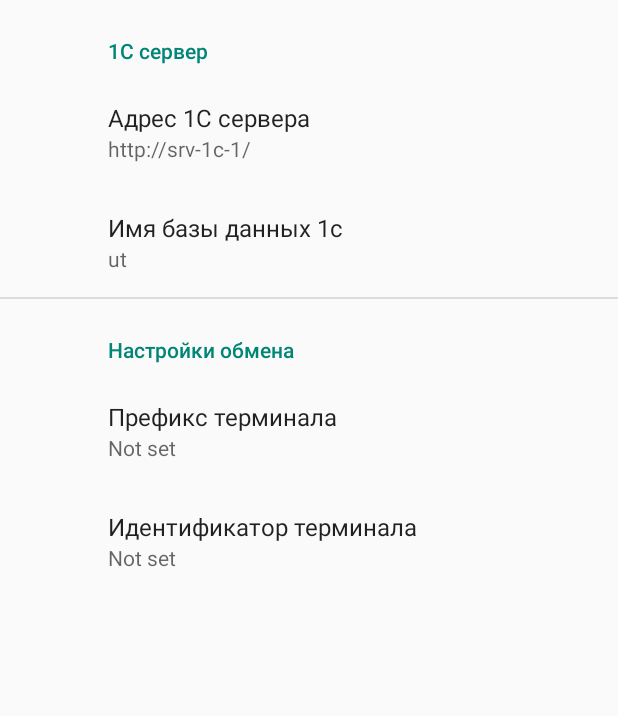
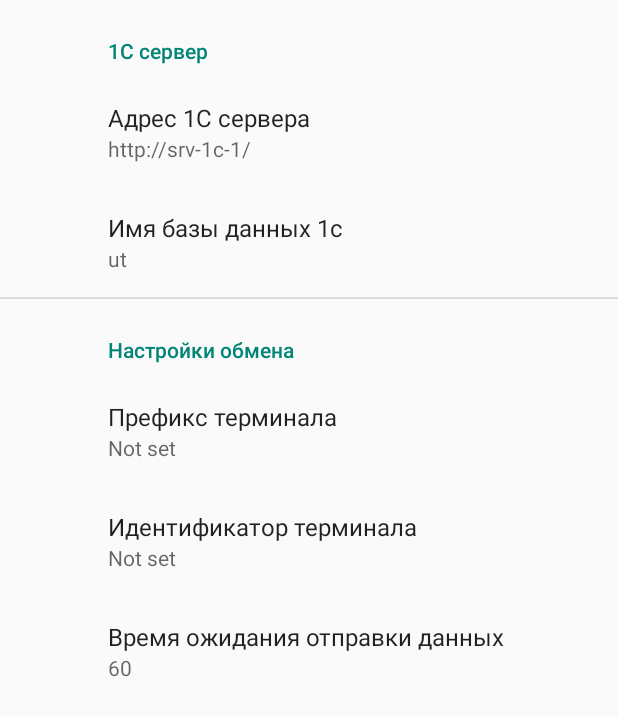
Before and after one commit to Kernel001/Servitor, an Android app: the screen it shows after launch (SettingsActivity), in the options menu, after a tap on "Настроки", on a phone screen of 412 x 824 dp. Shown: the top 716 px of the screen. Run offline under Robolectric (Android 15) with nearby library versions, the phone set to English and light mode, and no system bars; our stand-ins replace RxJava, androidx.preference; 7 statements that could not run were skipped.

Commit message:
Увеличен таймаут для соединения, записи и чтения обьектов с сервера. Таймаут добавлен в настройки.

```diff
--- a/app/build.gradle
+++ b/app/build.gradle
@@ -11,7 +11,7 @@ android {
         minSdkVersion 21
         targetSdkVersion 26
         versionCode 1
-        versionName "1.0"
+        versionName "v1.0"
         testInstrumentationRunner "androidx.test.runner.AndroidJUnitRunner"
     }
     buildTypes {
--- a/app/src/main/java/com/ab/servitor/MainActivity.kt
+++ b/app/src/main/java/com/ab/servitor/MainActivity.kt
@@ -52,6 +52,8 @@ class MainActivity : AppCompatActivity(), OnFragmentInteractionListener {
         val binding = DataBindingUtil.setContentView<ActivityMainBinding>(this, R.layout.activity_main)
         binding.global = global
         setSupportActionBar(findViewById(R.id.my_toolbar))
+
+        binding.myToolbar.title="Servitor. ${applicationContext.packageManager.getPackageInfo(packageName, 0).versionName}"
     }
 
     override fun onCreateOptionsMenu(menu: Menu?): Boolean {
--- a/app/src/main/java/com/ab/servitor/dao/UtAPI.kt
+++ b/app/src/main/java/com/ab/servitor/dao/UtAPI.kt
@@ -13,6 +13,7 @@ import retrofit2.http.GET
 import retrofit2.http.POST
 import retrofit2.http.Path
 import java.nio.charset.Charset
+import java.util.concurrent.TimeUnit
 
 interface UtAPI {
     @GET("{db}/hs/ServitorBeta/v1/getScanCodes")
@@ -25,9 +26,12 @@ interface UtAPI {
     fun postScanResult(@Path("db") db: String?, @Body mess: ScanResult): Observable<ResponseBody>
 
     companion object Factory {
-        fun create(srvAddr: String?): UtAPI {
+        fun create(srvAddr: String?, timeout: Long): UtAPI {
             val okClient = OkHttpClient.Builder()
                 .addInterceptor(BasicAuthInterceptor("КопыловАС", "Zx!33abz"))
+                .connectTimeout(timeout, TimeUnit.SECONDS)
+                .readTimeout(30, TimeUnit.SECONDS)
+                .writeTimeout(15, TimeUnit.SECONDS)
                 .build()
 
             val retrofit = Retrofit.Builder()
--- a/app/src/main/java/com/ab/servitor/dao/Web1C.kt
+++ b/app/src/main/java/com/ab/servitor/dao/Web1C.kt
@@ -18,12 +18,14 @@ object Web1C {
     private var api: UtAPI? = null
     private var srvAddr = ""
     private var dbName = ""
+    private var timeout = 0L
 
     fun init(context: Context) {
         srvAddr = PreferenceManager.getDefaultSharedPreferences(context).getString("c1_addr", "ut")?:""
         dbName = PreferenceManager.getDefaultSharedPreferences(context).getString("c1_db", "ut")?:""
+        timeout = PreferenceManager.getDefaultSharedPreferences(context).getLong("timeout", 60L)
 
-        api = UtAPI.create(srvAddr)
+        api = UtAPI.create(srvAddr, timeout)
     }
 
     fun getProductCatalog(context: Context){
--- a/app/src/main/java/com/ab/servitor/frag/Scanning.kt
+++ b/app/src/main/java/com/ab/servitor/frag/Scanning.kt
@@ -52,7 +52,7 @@ class Scanning: Fragment() {
             viewModel.setDevicePrefix(PreferenceManager.getDefaultSharedPreferences(context).getString("terminalPrefix", ""))
             viewModel.setGtin(it.GTIN)
             viewModel.setName("${it.Name} (${it.DopName}), ${it.ei}")
-            viewModel.setDateProd(Calendar.getInstance().get(Calendar.DAY_OF_WEEK))
+            viewModel.setDateProd(Calendar.getInstance().get(Calendar.DAY_OF_MONTH))
             viewModel.setKol(1.0f)
             Log.d("SCAN","new code scanned: ${it.GTIN}")
         }
@@ -60,6 +60,10 @@ class Scanning: Fragment() {
 
     fun onSendButtonClick(v: View){
         context?.let{
+            if (viewModel.getGtin().isEmpty() || viewModel.getGtin().isBlank()){
+                Toast.makeText(context, "Нет скана, отправлять нечего", Toast.LENGTH_LONG).show()
+                return
+            }
             v.isEnabled = false
             reposit.postScanResult(it, viewModel)
                 ?.subscribe({
--- a/app/src/main/res/xml/root_preferences.xml
+++ b/app/src/main/res/xml/root_preferences.xml
@@ -42,7 +42,11 @@
             app:title="@string/pref_terminalID_title"
             app:useSimpleSummaryProvider="true"
             app:summary="@string/terminal_id_summary"/>
-
+        <EditTextPreference
+            app:key="timeout"
+            app:defaultValue="60"
+            app:title="Время ожидания отправки данных"
+            app:useSimpleSummaryProvider="true" />
     </PreferenceCategory>
 
 </PreferenceScreen>
```
